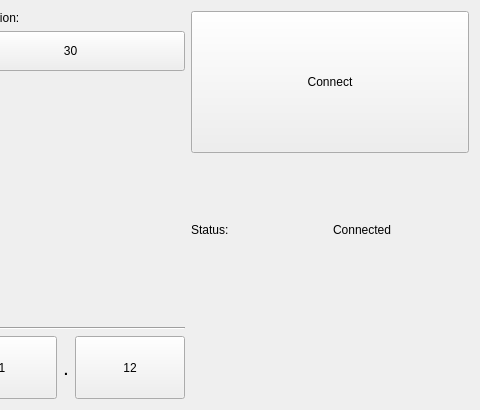
chP6/Konzept_ErstesBeispiel, file xptcontrol.ui: the form before one commit; both pictures show x 320 to 800 and y 0 to 410 of the 800 by 410 pixel window.
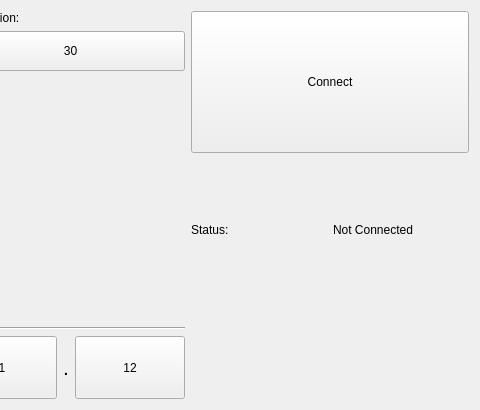
The form after the commit.

What changed in the file:
```diff
--- a/xptcontrol.ui
+++ b/xptcontrol.ui
@@ -420,7 +420,7 @@
    <item row="1" column="2">
     <widget class="QLabel" name="lStatus">
      <property name="text">
-      <string>Connected</string>
+      <string>Not Connected</string>
      </property>
     </widget>
    </item>
```
